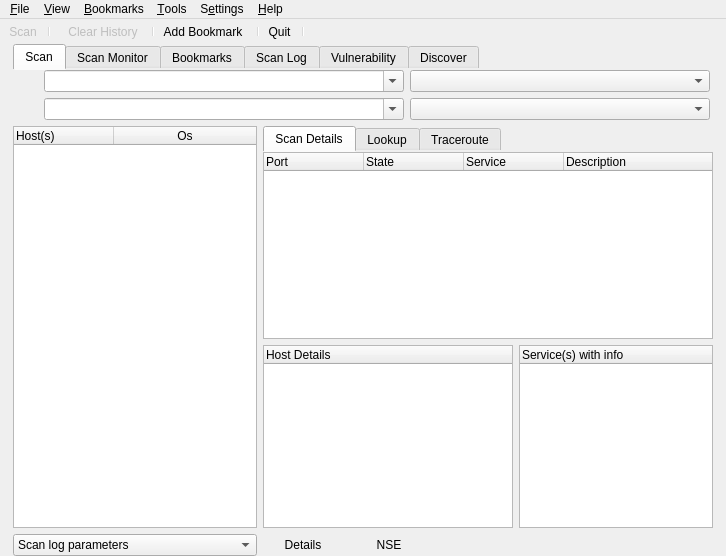
nmapsi4/nmapsi4, file src/app/mainwin.ui: the form before one commit.
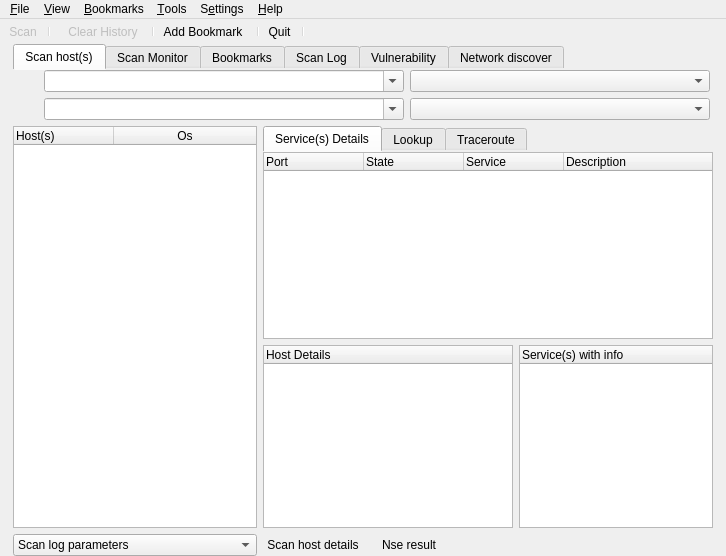
The form after the commit. Icons and pictures are not drawn.

Commit message: mainWin Ui style++.

```diff
--- a/src/app/mainwin.ui
+++ b/src/app/mainwin.ui
@@ -78,7 +78,7 @@
          <normaloff>:/images/images/network_local.png</normaloff>:/images/images/network_local.png</iconset>
        </attribute>
        <attribute name="title">
-        <string>Scan</string>
+        <string>Scan host(s)</string>
        </attribute>
        <layout class="QGridLayout" name="gridLayout">
         <property name="margin">
@@ -356,7 +356,7 @@
                 <normaloff>:/images/images/messagebox_info.png</normaloff>:/images/images/messagebox_info.png</iconset>
               </attribute>
               <attribute name="title">
-               <string>Scan Details</string>
+               <string>Service(s) Details</string>
               </attribute>
               <layout class="QVBoxLayout" name="verticalLayout_13">
                <property name="margin">
@@ -721,7 +721,7 @@
                  <string notr="true"/>
                 </property>
                 <property name="text">
-                 <string>Details</string>
+                 <string>Scan host details</string>
                 </property>
                 <property name="icon">
                  <iconset resource="../../mainwin.qrc">
@@ -744,7 +744,7 @@
               <item>
                <widget class="QPushButton" name="Bnss">
                 <property name="text">
-                 <string>NSE</string>
+                 <string>Nse result</string>
                 </property>
                 <property name="icon">
                  <iconset resource="../../mainwin.qrc">
@@ -1472,7 +1472,7 @@
          <normaloff>:/images/images/document-preview-archive.png</normaloff>:/images/images/document-preview-archive.png</iconset>
        </attribute>
        <attribute name="title">
-        <string>Discover</string>
+        <string>Network discover</string>
        </attribute>
        <layout class="QGridLayout" name="gridLayout_13">
         <item row="0" column="0">
```
Left out of the diff: 2 changed lines with no effect on the pictures. The commit also changes 4 other files.
